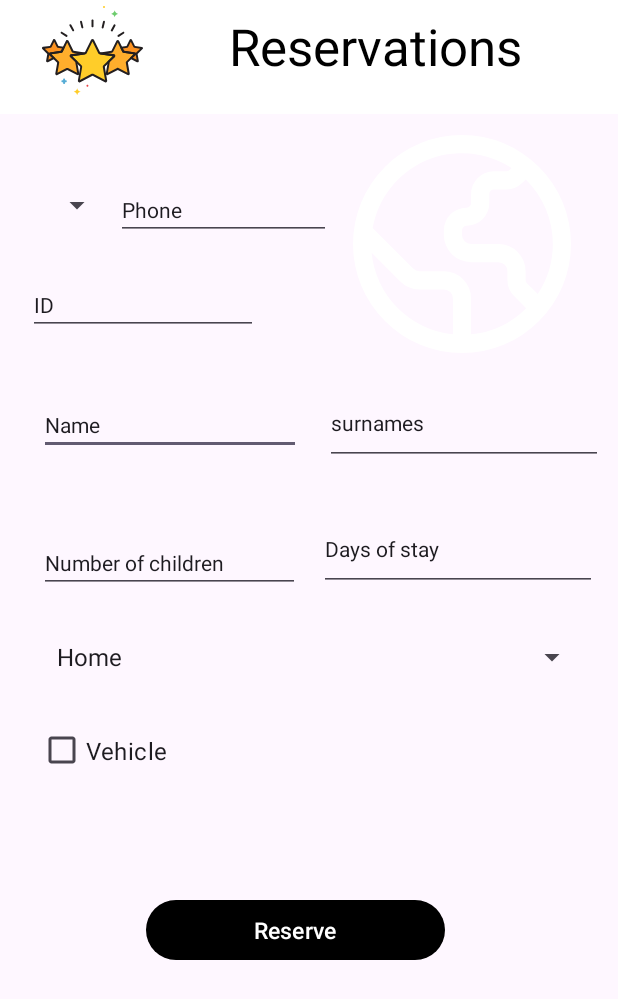
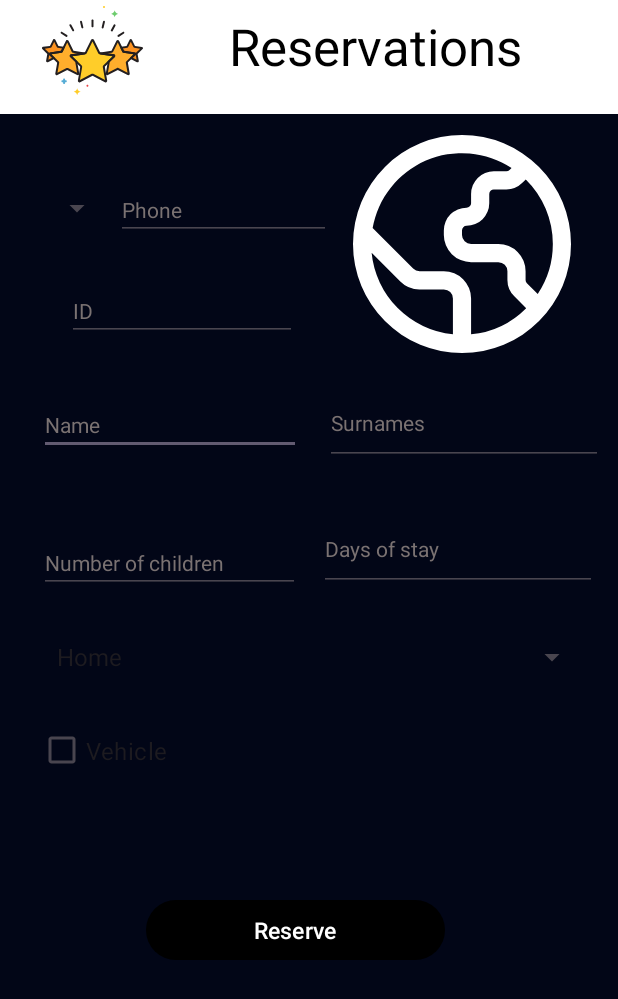
Before and after one commit to martinpez/hotel_servicios, an Android app: the layout relative.xml on its own in the app's theme, with its tools: preview values and no code run, on a phone screen of 412 x 824 dp. Shown: the top 999 px of the screen. Run offline under Robolectric (Android 15) with nearby library versions, the phone set to English and light mode, and no system bars.

Commit message:
Arreglos para la  Usuario P2

```diff
--- a/app/src/main/java/acividad2/hotel_servicios/MainActivity.java
+++ b/app/src/main/java/acividad2/hotel_servicios/MainActivity.java
@@ -9,6 +9,6 @@ public class MainActivity extends AppCompatActivity {
     @Override
     protected void onCreate(Bundle savedInstanceState) {
         super.onCreate(savedInstanceState);
-
+        setContentView(R.layout.relative);
     }
 }
--- a/app/src/main/res/layout/relative.xml
+++ b/app/src/main/res/layout/relative.xml
@@ -3,7 +3,8 @@
     xmlns:app="http://schemas.android.com/apk/res-auto"
     xmlns:tools="http://schemas.android.com/tools"
     android:layout_width="match_parent"
-    android:layout_height="match_parent" >
+    android:layout_height="match_parent"
+    android:background="#020617">
 
     <ImageView
         android:id="@+id/imageView9"
@@ -47,8 +48,9 @@
         android:layout_marginTop="201dp"
         android:layout_marginEnd="211dp"
         android:ems="10"
+        android:hint="Name"
         android:inputType="text"
-        android:text="Name"
+        android:textColorHint="#7A7272"
         android:textSize="14sp" />
 
     <EditText
@@ -60,9 +62,10 @@
         android:layout_marginTop="192dp"
         android:layout_marginEnd="10dp"
         android:ems="10"
-        android:textSize="14sp"
+        android:hint="Surnames"
         android:inputType="text"
-        android:text="surnames" />
+        android:textColorHint="#7A7272"
+        android:textSize="14sp" />
 
     <EditText
         android:id="@+id/editTextNumber"
@@ -75,13 +78,13 @@
         android:layout_marginEnd="212dp"
         android:layout_marginBottom="-319dp"
         android:ems="10"
+        android:hint="Number of children "
         android:inputType="number"
-        android:textSize="14sp"
-        android:text="Number of children " />
+        android:textColorHint="#7A7272"
+        android:textSize="14sp" />
 
     <EditText
         android:id="@+id/editTextNumber2"
-        android:textSize="14sp"
         android:layout_width="185dp"
         android:layout_height="56dp"
         android:layout_below="@+id/toolbar"
@@ -89,8 +92,10 @@
         android:layout_marginTop="276dp"
         android:layout_marginEnd="14dp"
         android:ems="10"
+        android:hint="Days of stay"
         android:inputType="number"
-        android:text="Days of stay" />
+        android:textColorHint="#7A7272"
+        android:textSize="14sp" />
 
     <EditText
         android:id="@+id/editTextPhone"
@@ -101,36 +106,38 @@
         android:layout_marginTop="58dp"
         android:layout_marginEnd="191dp"
         android:ems="10"
+        android:hint="Phone"
+
         android:inputType="phone"
-
-        android:text="Phone"
+        android:textColorHint="#7A7272"
         android:textSize="14sp" />
 
     <EditText
         android:id="@+id/editTextNumber3"
         android:layout_width="153dp"
-        android:textSize="14sp"
         android:layout_height="wrap_content"
         android:layout_alignBottom="@+id/toolbar"
+        android:layout_alignParentEnd="true"
 
-        android:layout_alignParentEnd="true"
-        android:layout_marginEnd="240dp"
-        android:layout_marginBottom="-147dp"
+        android:layout_marginEnd="214dp"
+        android:layout_marginBottom="-151dp"
         android:ems="10"
+        android:hint="ID"
         android:inputType="number"
-        android:text="ID" />
+        android:textColorHint="#7A7272"
+        android:textSize="14sp" />
 
     <Spinner
         android:id="@+id/spinner_cargo"
         android:layout_width="362dp"
         android:layout_height="37dp"
         android:layout_below="@+id/toolbar"
-        android:textSize="14sp"
         android:layout_alignParentLeft="true"
         android:layout_marginLeft="30dp"
         android:layout_marginTop="357dp"
         android:layout_toLeftOf="@+id/spinner_estado_civil"
-        android:entries="@android:array/emailAddressTypes" />
+        android:entries="@android:array/emailAddressTypes"
+        android:textSize="14sp" />
 
     <CheckBox
         android:id="@+id/checkBox2"
```
Also changed, not shown: app/build.gradle.kts (+12 -0 lines), app/src/main/res/layout/constraint.xml (+99 -56 lines), app/src/main/res/layout/linear.xml (+13 -6 lines), 1 other file.
